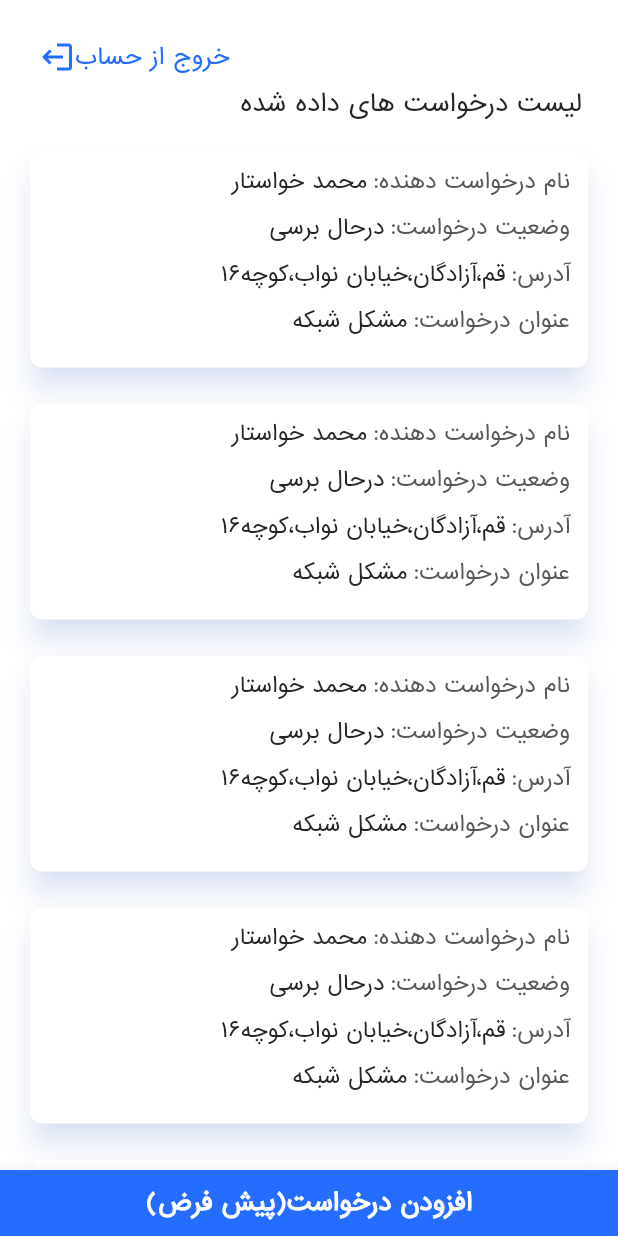
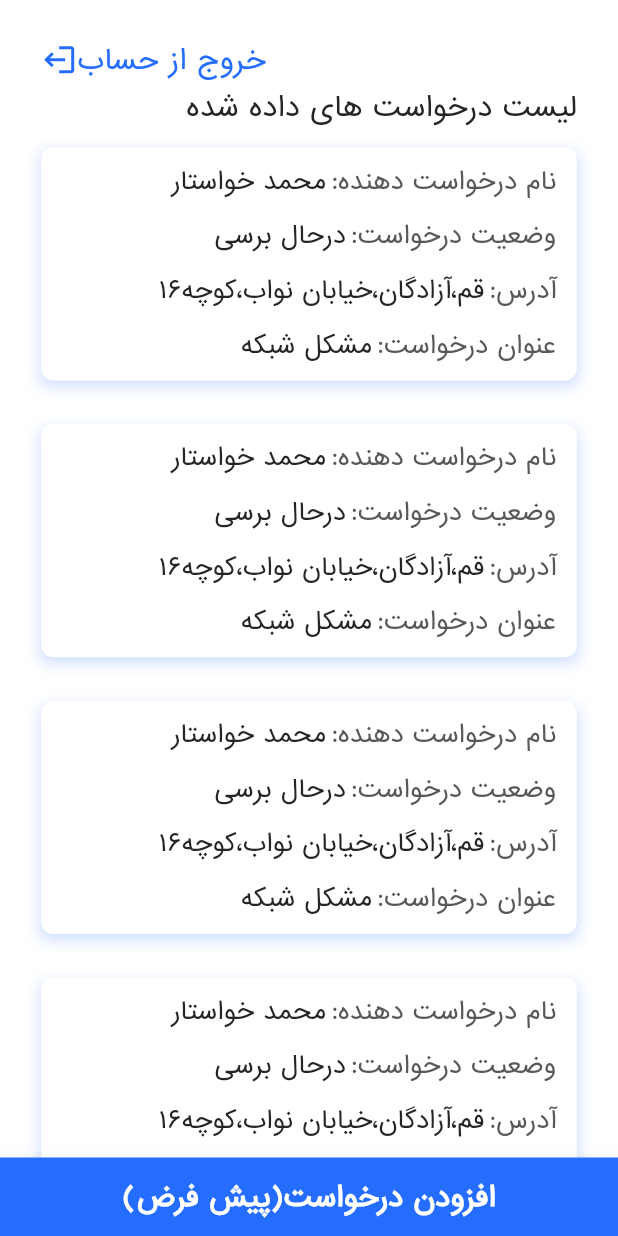
Before and after one commit to fhkhd/user, a Flutter app: the screen it shows after launch, after a tap on "ورود", on a phone screen of 412 x 824 dp. Run offline on Flutter 3.47's test engine with Material 2 defaults, Android fonts, the phone set to English and light mode, and no system bars; our stand-ins replace flutter_svg, hexcolor.

Commit message:
change some sizes and shadows and delete two text from login screen

```diff
--- a/lib/ButtonNavigationBar.dart
+++ b/lib/ButtonNavigationBar.dart
@@ -14,15 +14,19 @@ class ButtonNavigationBar extends StatelessWidget {
     return BottomAppBar(
       color: HexColor('246DFF'),
       child: Container(
-        height: 44.0,
+        // height: 44.0,
+        height: MediaQuery.of(context).size.height/15.75,
+
         child: Container(
           width: MediaQuery.of(context).size.width,
-          height: 44.0,
+          // height: 44.0,
+          height: MediaQuery.of(context).size.height/15.75,
           child: Center(
             child: Text(
               _titleOfButtonNavigation,
               style: TextStyle(
-                fontSize: 16.0,
+                // fontSize: 16,
+                fontSize: MediaQuery.of(context).size.width/22.5,
                 fontFamily: 'IranianSans',
                 fontWeight: FontWeight.w700,
                 color: Colors.white,
--- a/lib/Dialog.dart
+++ b/lib/Dialog.dart
@@ -32,15 +32,17 @@ class Dialogss {
                     actions: <Widget>[
                       SizedBox(height: 0.0,),
                       Container(
-                        width: MediaQuery.of(context).size.width-50,
+                        width: MediaQuery.of(context).size.width-2*(MediaQuery.of(context).size.width/14.25),
                         child: Row(
                           mainAxisAlignment: MainAxisAlignment.spaceBetween,
                           children: <Widget>[
-                            Padding(padding: EdgeInsets.only(top: 24.0,right: 16.0),
+                            Padding(padding: EdgeInsets.only(
+                                top: MediaQuery.of(context).size.height/30,
+                                right: MediaQuery.of(context).size.width/22.5),
                               child: Text('لیست سوالات پیش فرض',
                                 style: TextStyle(
                                   fontFamily: 'IranianSans',
-                                  fontSize: 14.0,
+                                  fontSize: MediaQuery.of(context).size.width/25.75,
                                   color: HexColor('585858'),
                                   fontWeight: FontWeight.w400,
                                 ),
@@ -65,7 +67,7 @@ class Dialogss {
                     borderRadius: BorderRadius.circular(8.0),
                   ),
                   height: 340.0,
-                  width: MediaQuery.of(context).size.width-48,
+                  width: MediaQuery.of(context).size.width-2*(MediaQuery.of(context).size.width/15),
                   child: Column(
                     children: <Widget>[
                       Material(
--- a/lib/LoggIn.dart
+++ b/lib/LoggIn.dart
@@ -11,6 +11,8 @@ class LogIn extends StatefulWidget {
 }
 
 class _LogInState extends State<LogIn> {
+
+  bool _isObscure = true;
   @override
   Widget build(BuildContext context) {
 
@@ -52,8 +54,9 @@ class _LogInState extends State<LogIn> {
                   borderSide: new BorderSide(width: 1.0,color: HexColor('246DFF')),
                 borderRadius: BorderRadius.circular(8.0),
               ),
-              hintText: 'نام کاربری',
+              // hintText: 'نام کاربری',
               contentPadding: EdgeInsets.only(top: 1.0),
+              labelText: 'نام کاربری',
               // border: InputBorder.none,
               prefixIcon: Icon(Icons.person_outline,color: Colors.grey,size: 24.0),
 
@@ -76,8 +79,8 @@ class _LogInState extends State<LogIn> {
           ),
         ),
       ),
-      elevation: 8.0,
-      shadowColor: HexColor('40246DFF'),
+      // elevation: 8.0,
+      // shadowColor: HexColor('40246DFF'),
     );
 
 
@@ -101,23 +104,32 @@ class _LogInState extends State<LogIn> {
         child: TextFormField(
           autofocus: false,
           // initialValue: '1234',
-          obscureText: true,
+            obscureText:  _isObscure,
           decoration: InputDecoration(
             border: new OutlineInputBorder(
               borderSide: new BorderSide(width: 1.0,color: HexColor('246DFF')),
               borderRadius: BorderRadius.circular(8.0),
             ),
             contentPadding: EdgeInsets.only(top: 1.0),
-            hintText: 'رمز عبور',
+            // hintText: 'رمز عبور',
             prefixIcon: Icon(Icons.lock,color: Colors.grey,size: 24.0),
+              labelText: 'رمز عبور',
+              suffixIcon: IconButton(
+                  icon: Icon(
+                      _isObscure ? Icons.visibility : Icons.visibility_off),
+                  onPressed: () {
+                    setState(() {
+                      _isObscure = !_isObscure;
+                    });
+                  })
           )
           ),
         decoration: BoxDecoration(
           borderRadius: BorderRadius.circular(8.0),
         ),
       ),
-      elevation: 8.0,
-      shadowColor: HexColor('40246DFF'),
+      // elevation: 8.0,
+      // shadowColor: HexColor('40246DFF'),
     );
 
 
@@ -157,13 +169,36 @@ class _LogInState extends State<LogIn> {
           children: <Widget>[
             login,
             SizedBox(height: 28.0),
-            usernametxt,
+            // usernametxt,
             SizedBox(height: 4.0,),
-            username,
+            Container(
+              child: username,
+              decoration: BoxDecoration(
+                boxShadow: [
+                  BoxShadow(
+                    color: Color.fromRGBO(36, 109, 255, 0.25),
+                    // spreadRadius: 1/10000,
+                    blurRadius: 8,
+                    offset: Offset(0,4),
+                  )
+                ],
+              ),),
             SizedBox(height: 28.0,),
-            passwordtxt,
+            // passwordtxt,
             SizedBox(height: 4.0,),
-            password,
+            Container(
+              child: password,
+              decoration: BoxDecoration(
+                boxShadow: [
+                  BoxShadow(
+                    color: Color.fromRGBO(36, 109, 255, 0.25),
+                    // spreadRadius: 1/10000,
+                    blurRadius: 8,
+                    offset: Offset(0,4),
+                  )
+                ],
+              ),
+            ),
             SizedBox(height: 24.0,),
             loginButton,
           ],
--- a/lib/RequestList.dart
+++ b/lib/RequestList.dart
@@ -31,7 +31,11 @@ class _RequestsState extends State<Requests> {
               children: <Widget>[
                 Container(),
                       Padding(
-                        padding:  EdgeInsets.only(left: 26.0,top: 20.0,bottom: 0.0),
+                        padding:  EdgeInsets.only(
+                            left: MediaQuery.of(context).size.width/15,
+                            // top: 20.0,
+                            top: MediaQuery.of(context).size.height/35,
+                            bottom: 0.0),
                         child: InkWell(
                           onTap: (){
                             Navigator.of(context).push(MaterialPageRoute(
@@ -44,6 +48,7 @@ class _RequestsState extends State<Requests> {
                                 style: TextStyle(
                                   color: HexColor('246DFF'),
                                   fontFamily: 'IranianSans',
+                                  fontSize: MediaQuery.of(context).size.width/22.5,
                                   fontWeight: FontWeight.w500,
                                 ),
                               ),
@@ -61,81 +66,31 @@ class _RequestsState extends State<Requests> {
         children: [
           Container(
             child: Padding(
-              padding: EdgeInsets.only(right: 24.0,top: 0.0),
+              padding: EdgeInsets.only(
+                  right: MediaQuery.of(context).size.width/15.0,
+                  top: 0.0),
               child: Text(
                 'لیست درخواست های داده شده',
                 style: TextStyle(
                   color: HexColor('252525'),
                   fontWeight: FontWeight.w500,
-                  fontSize: 16.0,
+                  fontSize: MediaQuery.of(context).size.width/22.5,
                   fontFamily: 'IranianSans',
                 ),
               ),),
           ),
-          Container(
-            height: MediaQuery.of(context).size.height,
-            child: ListView(
-              scrollDirection: Axis.vertical,
-              children: <Widget>[
-                Padding(padding: EdgeInsets.only(left: 20.0,right: 20.0,top: 18.0),
-                  child: Request(),
-                ),
-
-                SizedBox(height: 24.0,),
-                Padding(padding: EdgeInsets.only(left: 20.0,right: 20.0),
-                  child: Container(
-                    child: Request(),
-                  ),
-                ),
-
-                SizedBox(height: 24.0,),
-                Padding(padding: EdgeInsets.only(left: 20.0,right: 20.0),
-                  child: Container(
-                    child: Request(),
-                  ),
-                ),
-
-                SizedBox(height: 24.0,),
-                Padding(padding: EdgeInsets.only(left: 20.0,right: 20.0),
-                  child: Container(
-                    child: Request(),
-                  ),
-                ),
-
-                SizedBox(height: 24.0,),
-                Padding(padding: EdgeInsets.only(left: 20.0,right: 20.0),
-                  child: Container(
-                    child: Request(),
-                  ),
-                ),
-
-                SizedBox(height: 24.0,),
-                Padding(padding: EdgeInsets.only(left: 20.0,right: 20.0),
-                  child: Container(
-                    child: Request(),
-                  ),
-                ),
-
-                SizedBox(height: 24.0,),
-                Padding(padding: EdgeInsets.only(left: 20.0,right: 20.0),
-                  child: Container(
-                    child: Request(),
-                  ),
-                ),
-
-                SizedBox(height: 24.0,),
-                Padding(padding: EdgeInsets.only(left: 20.0,right: 20.0),
-                  child: Container(
-                    child: Request(),
-                  ),
-                ),
-
-                SizedBox(height: 135.0,),
-              ],
-            ),
-          )
+          Expanded(
+          child: Container(
+          height: MediaQuery.of(context).size.height,
+    child: ListView.builder(
+    scrollDirection: Axis.vertical,
+    itemBuilder: (_,int index) => itemCards(),
+    itemCount: 8+1,
+    ),
+    ))
         ],
       ),
+
       bottomNavigationBar: InkWell(
         onTap: (){
           // createAlertDialog(context);
@@ -156,10 +111,15 @@ class _RequestsState extends State<Requests> {
         ),
       ),
       child: Container(
-        height: 144.0,
-        width: MediaQuery.of(context).size.width-48.0,
+        // height: 144.0,
+        width: MediaQuery.of(context).size.width-(2*(MediaQuery.of(context).size.width/15)),
         child: Padding(
-          padding: EdgeInsets.only(right: 12.0,top: 8.0),
+          padding: EdgeInsets.only(
+            right: MediaQuery.of(context).size.width/30,
+            top: MediaQuery.of(context).size.height/87,
+            // top: 8.0,
+            bottom: MediaQuery.of(context).size.height/87,
+          ),
           child: Column(
             children: [
               Row(
@@ -170,25 +130,26 @@ class _RequestsState extends State<Requests> {
                     style: TextStyle(
                       color: HexColor('585858'),
                       fontFamily: 'IranianSans',
-                      fontSize: 14.0,
+                      fontSize: MediaQuery.of(context).size.width/25.75,
                       fontWeight: FontWeight.w400,
                     ),
                     textAlign: TextAlign.right,
                   ),
-                  SizedBox(width: 4.0),
+                  // SizedBox(width: 4.0),
+                  SizedBox(width: MediaQuery.of(context).size.width/120,),
                   Text(
                     'محمد خواستار',
                     textAlign: TextAlign.center,
                     style: TextStyle(
                       fontFamily: 'IranianSans',
-                      fontSize: 14.0,
+                      fontSize: MediaQuery.of(context).size.width/25.75,
                       color: HexColor('252525'),
                       fontWeight: FontWeight.w500,
                     ),
                   ),
                 ],
               ),
-              SizedBox(height: 8.0,),
+              SizedBox(height: MediaQuery.of(context).size.height/87,),
               Row(
                 children: [
                   Text(
@@ -196,25 +157,25 @@ class _RequestsState extends State<Requests> {
                     style: TextStyle(
                       color: HexColor('585858'),
                       fontFamily: 'IranianSans',
-                      fontSize: 14.0,
+                      fontSize: MediaQuery.of(context).size.width/25.75,
                       fontWeight: FontWeight.w400,
                     ),
                     textAlign: TextAlign.right,
                   ),
-                  SizedBox(width: 4.0),
+                  SizedBox(width: MediaQuery.of(context).size.width/120,),
                   Text(
                     'درحال برسی',
                     textAlign: TextAlign.center,
                     style: TextStyle(
                       fontFamily: 'IranianSans',
-                      fontSize: 14.0,
+                      fontSize: MediaQuery.of(context).size.width/25.75,
                       color: HexColor('252525'),
                       fontWeight: FontWeight.w500,
                     ),
                   ),
                 ],
               ),
-              SizedBox(height: 8.0,),
+              SizedBox(height: MediaQuery.of(context).size.height/87,),
               Row(
                 children: [
                   Text(
@@ -222,25 +183,25 @@ class _RequestsState extends State<Requests> {
                     style: TextStyle(
                       color: HexColor('585858'),
                       fontFamily: 'IranianSans',
-                      fontSize: 14.0,
+                      fontSize: MediaQuery.of(context).size.width/25.75,
                       fontWeight: FontWeight.w400,
                     ),
                     textAlign: TextAlign.right,
                   ),
-                  SizedBox(width: 4.0),
+                  SizedBox(width: MediaQuery.of(context).size.width/120,),
                   Text(
                     _farsi.replaceFarsiNumber('قم،آزادگان،خیابان نواب،کوچه16'),
                     textAlign: TextAlign.center,
                     style: TextStyle(
                       fontFamily: 'IranianSans',
-                      fontSize: 14.0,
+                      fontSize: MediaQuery.of(context).size.width/25.75,
                       fontWeight: FontWeight.w500,
                       color: HexColor('252525'),
                     ),
                   ),
                 ],
               ),
-              SizedBox(height: 8.0,),
+              SizedBox(height: MediaQuery.of(context).size.height/87,),
               Row(
                 children: [
                   Text(
@@ -248,18 +209,18 @@ class _RequestsState extends State<Requests> {
                     style: TextStyle(
                       color: HexColor('585858'),
                       fontFamily: 'IranianSans',
-                      fontSize: 14.0,
+                      fontSize: MediaQuery.of(context).size.width/25.75,
                       fontWeight: FontWeight.w400,
                     ),
                     textAlign: TextAlign.right,
                   ),
-                  SizedBox(width: 4.0),
+                  SizedBox(width: MediaQuery.of(context).size.width/120,),
                   Text(
                     _farsi.replaceFarsiNumber('مشکل شبکه'),
                     textAlign: TextAlign.center,
                     style: TextStyle(
                       fontFamily: 'IranianSans',
-                      fontSize: 14.0,
+                      fontSize: MediaQuery.of(context).size.width/25.75,
                       fontWeight: FontWeight.w500,
                       color: HexColor('252525'),
                     ),
@@ -270,8 +231,41 @@ class _RequestsState extends State<Requests> {
           ),
         ),
       ),
-      elevation: 8.0,
-      shadowColor: HexColor('40246DFF'),
+      // elevation: 8.0,
+      // shadowColor: HexColor('40246DFF'),
+    );
+  }
+
+
+  Widget itemCards(){
+    return Column(
+      children: [
+        Padding(
+          padding: EdgeInsets.only(
+            left: MediaQuery.of(context).size.width/15,
+            right: MediaQuery.of(context).size.width/15,
+            // top: 10.0,
+            top: MediaQuery.of(context).size.height/67,
+          ),
+          child: Container(
+            child: Request(),
+            decoration: BoxDecoration(
+              boxShadow: [
+                BoxShadow(
+                  color: Color.fromRGBO(36, 109, 255, 0.25),
+                  // spreadRadius: 1/10000,
+                  blurRadius: 8,
+                  offset: Offset(0,4),
+                )
+              ],
+            ),
+          ),
+        ),
+        SizedBox(
+          height: MediaQuery.of(context).size.height/49,
+          // height: 14.0,
+        ),
+      ],
     );
   }
 
--- a/lib/main.dart
+++ b/lib/main.dart
@@ -7,6 +7,16 @@ import 'LoggIn.dart';
 import 'package:flutter/services.dart';
 
 void main() => runApp(MaterialApp(
+
+  builder: (context,child) {
+    return MediaQuery(
+      child: child!,
+      data: MediaQuery.of(context).copyWith(textScaleFactor: 1.0),
+    );
+  },
+
+
+
   title: "App",
   localizationsDelegates: [
     GlobalMaterialLocalizations.delegate,
```
